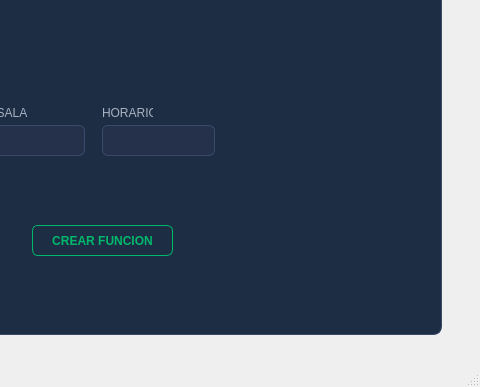
This is FASE3/mainwindow.ui in SABANd5/EDD_2S2026_PY_202303371 as Qt 5 draws it before an edit; both pictures show x 419 to 899 and y 196 to 583 of the 899 by 583 pixel window. The edited form follows.
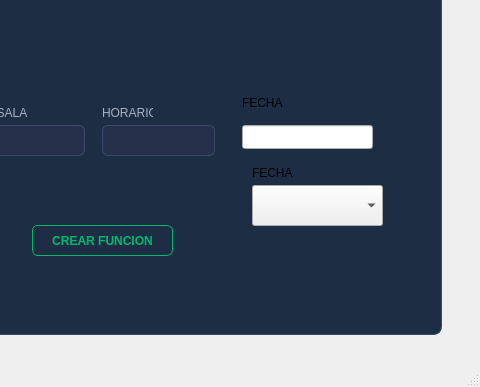
This is the edited form. The open tabs and pages were chosen to show the change.

The edit to the form file:
```diff
--- a/FASE3/mainwindow.ui
+++ b/FASE3/mainwindow.ui
@@ -3191,6 +3191,52 @@
          <string>CODIGO FUNCION</string>
         </property>
        </widget>
+       <widget class="QComboBox" name="cmbSedeAdmin">
+        <property name="geometry">
+         <rect>
+          <x>640</x>
+          <y>280</y>
+          <width>131</width>
+          <height>41</height>
+         </rect>
+        </property>
+       </widget>
+       <widget class="QLineEdit" name="txtFechaAdmin">
+        <property name="geometry">
+         <rect>
+          <x>630</x>
+          <y>220</y>
+          <width>131</width>
+          <height>24</height>
+         </rect>
+        </property>
+       </widget>
+       <widget class="QLabel" name="label_61">
+        <property name="geometry">
+         <rect>
+          <x>630</x>
+          <y>190</y>
+          <width>131</width>
+          <height>16</height>
+         </rect>
+        </property>
+        <property name="text">
+         <string>FECHA</string>
+        </property>
+       </widget>
+       <widget class="QLabel" name="label_63">
+        <property name="geometry">
+         <rect>
+          <x>640</x>
+          <y>260</y>
+          <width>71</width>
+          <height>16</height>
+         </rect>
+        </property>
+        <property name="text">
+         <string>FECHA</string>
+        </property>
+       </widget>
       </widget>
       <widget class="QWidget" name="tab_11">
        <attribute name="title">
```
Left out of the diff: 43 changed lines with no effect on the pictures.
